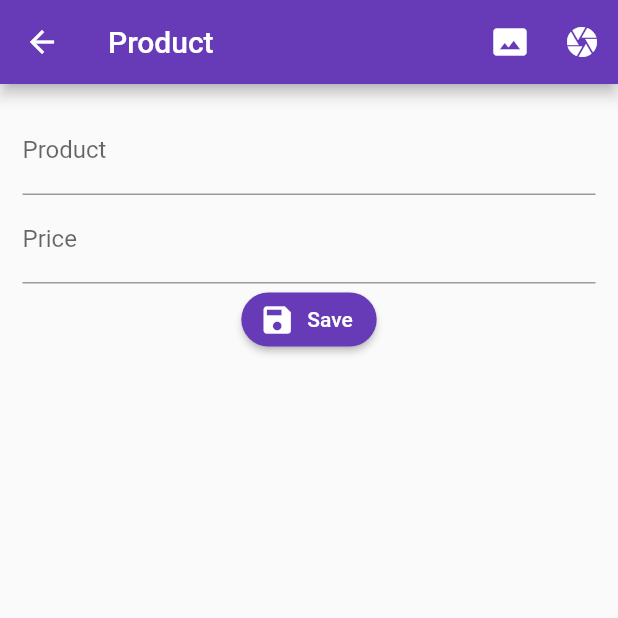
After one commit to herla97/flutter-course, a Flutter app: the HomePage screen opened by its route, after a tap on the "add" icon, on a phone screen of 412 x 824 dp, the top half of it. The commit adds this screen. Run offline on Flutter 3.47's test engine with Material 2 defaults, Android fonts, the phone set to English and light mode, and no system bars; our stand-ins replace flutter_map, flutter_swiper, latlong, rxdart, shared_preferences, sqflite; missing offline and left inert: barcode_scan; accounts and stored records are empty.

```diff
--- a/sign_in_app/lib/main.dart
+++ b/sign_in_app/lib/main.dart
@@ -2,6 +2,7 @@ import 'package:flutter/material.dart';
 import 'package:sign_in_app/src/blocs/provider.dart';
 import 'package:sign_in_app/src/pages/home_page.dart';
 import 'package:sign_in_app/src/pages/login_page.dart';
+import 'package:sign_in_app/src/pages/product_page.dart';
 
 void main() => runApp(MyApp());
 
@@ -16,6 +17,7 @@ class MyApp extends StatelessWidget {
         routes: {
           'login': (BuildContext context) => LoginPage(),
           'home': (BuildContext context) => HomePage(),
+          'product': (BuildContext context) => ProductPage(),
         },
         theme: ThemeData(
           primaryColor: Colors.deepPurple,
--- a/sign_in_app/lib/src/pages/home_page.dart
+++ b/sign_in_app/lib/src/pages/home_page.dart
@@ -1,23 +1,22 @@
 import 'package:flutter/material.dart';
-import 'package:sign_in_app/src/blocs/provider.dart';
 
 class HomePage extends StatelessWidget {
   @override
   Widget build(BuildContext context) {
-    final bloc = Provider.of(context);
     return Scaffold(
       appBar: AppBar(
         title: Text('Home')
       ),
-      body: Column(
-        crossAxisAlignment: CrossAxisAlignment.center,
-        mainAxisAlignment: MainAxisAlignment.center,
-        children: <Widget>[
-          Text('Email: ${bloc.email}'),
-          Divider(),
-          Text('Password: ${bloc.password}')
-        ],
-      ),
+      body: Container(),
+      floatingActionButton: _createButton(context),
+    );
+  }
+
+  Widget _createButton(BuildContext context){
+    return FloatingActionButton(
+      child: Icon(Icons.add),
+      backgroundColor: Colors.deepPurple,
+      onPressed: () => Navigator.pushNamed(context, 'product'),
     );
   }
 }
--- /dev/null
+++ b/sign_in_app/lib/src/pages/product_page.dart
@@ -0,0 +1,67 @@
+import 'package:flutter/material.dart';
+
+class ProductPage extends StatelessWidget {
+  @override
+  Widget build(BuildContext context) {
+    return Scaffold(
+      appBar: AppBar(
+        title: Text('Product'),
+        actions: <Widget>[
+          IconButton(
+            icon: Icon(Icons.photo_size_select_actual),
+            onPressed: (){},
+          ),
+          IconButton(
+            icon: Icon(Icons.camera),
+            onPressed: (){},
+          ),
+        ],
+      ),
+      body: SingleChildScrollView(
+        child: Container(
+          padding: EdgeInsets.all(15.0),
+          child: Form(
+            child: Column(
+              children: <Widget>[
+                _createName(),
+                _createPrice(),
+                _createButton(),
+              ],
+            ),
+          ),
+        ),
+      ),
+    );
+  }
+
+  Widget _createName() {
+    return TextFormField(
+      textCapitalization: TextCapitalization.sentences,
+      decoration: InputDecoration(
+        labelText: 'Product'
+      ),
+    );
+  }
+
+  Widget _createPrice() {
+    return TextFormField(
+      keyboardType: TextInputType.numberWithOptions(decimal: true),
+      decoration: InputDecoration(
+        labelText: 'Price'
+      ),
+    );
+  }
+
+  Widget _createButton() {
+    return RaisedButton.icon(
+      shape: RoundedRectangleBorder(
+        borderRadius: BorderRadius.circular(20.0)
+      ),
+      color: Colors.deepPurple,
+      textColor: Colors.white,
+      icon: Icon(Icons.save),
+      label: Text('Save'),
+      onPressed: (){},
+    );
+  }
+}
```
